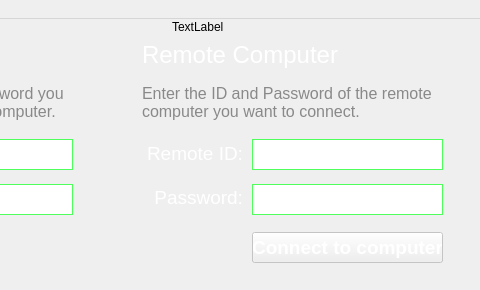
Before: the Qt Designer form src/Andama/mainwindow.ui in YiannisBourkelis/Andama-Remote-Desktop, drawn with Qt 5; both pictures show x 248 to 728 and y 0 to 290 of the 728 by 290 pixel window.
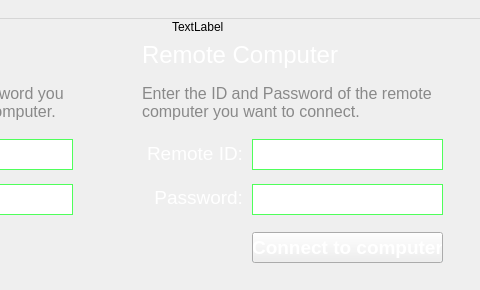
After: the same form once the commit is applied. Icons and pictures are not drawn.

Commit message: AndamaProxy - errno fix for linux

```diff
--- a/src/Andama/mainwindow.ui
+++ b/src/Andama/mainwindow.ui
@@ -302,7 +302,7 @@
      </widget>
      <widget class="QPushButton" name="btnConnectToRemoteClient">
       <property name="enabled">
-       <bool>false</bool>
+       <bool>true</bool>
       </property>
       <property name="geometry">
        <rect>
```
The commit also changes 1 other file.
